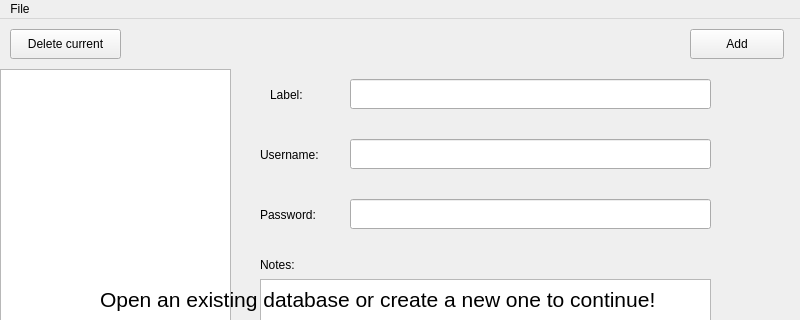
Old version of the form ui/passzero.ui in the repository raydwaipayan/pass-zero; both pictures show x 0 to 800 and y 0 to 320 of the 800 by 600 pixel window.
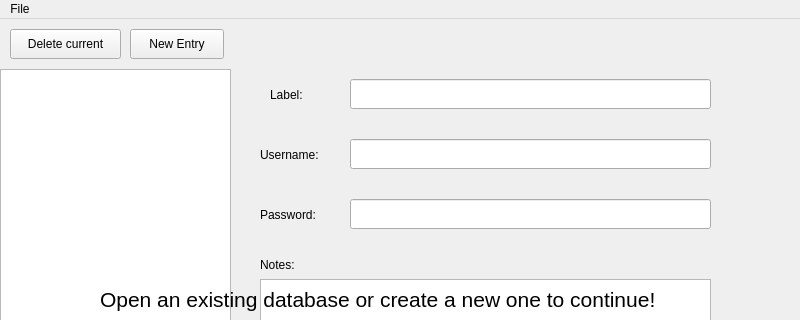
New version of the form.

Commit message: Add slots for UI handling

Patch:
```diff
--- a/ui/passzero.ui
+++ b/ui/passzero.ui
@@ -37,19 +37,6 @@
      <string>Delete current</string>
     </property>
    </widget>
-   <widget class="QPushButton" name="btnAdd">
-    <property name="geometry">
-     <rect>
-      <x>690</x>
-      <y>10</y>
-      <width>94</width>
-      <height>30</height>
-     </rect>
-    </property>
-    <property name="text">
-     <string>Add</string>
-    </property>
-   </widget>
    <widget class="QLineEdit" name="textUsername">
     <property name="geometry">
      <rect>
@@ -160,6 +147,19 @@
      <string>Open an existing database or create a new one to continue!</string>
     </property>
    </widget>
+   <widget class="QPushButton" name="btnNewEntry">
+    <property name="geometry">
+     <rect>
+      <x>130</x>
+      <y>10</y>
+      <width>94</width>
+      <height>30</height>
+     </rect>
+    </property>
+    <property name="text">
+     <string>New Entry</string>
+    </property>
+   </widget>
   </widget>
   <widget class="QMenuBar" name="menubar">
    <property name="geometry">
```
Left out of the diff: 2 changed lines with no effect on the pictures. The commit also changes 2 other files.
